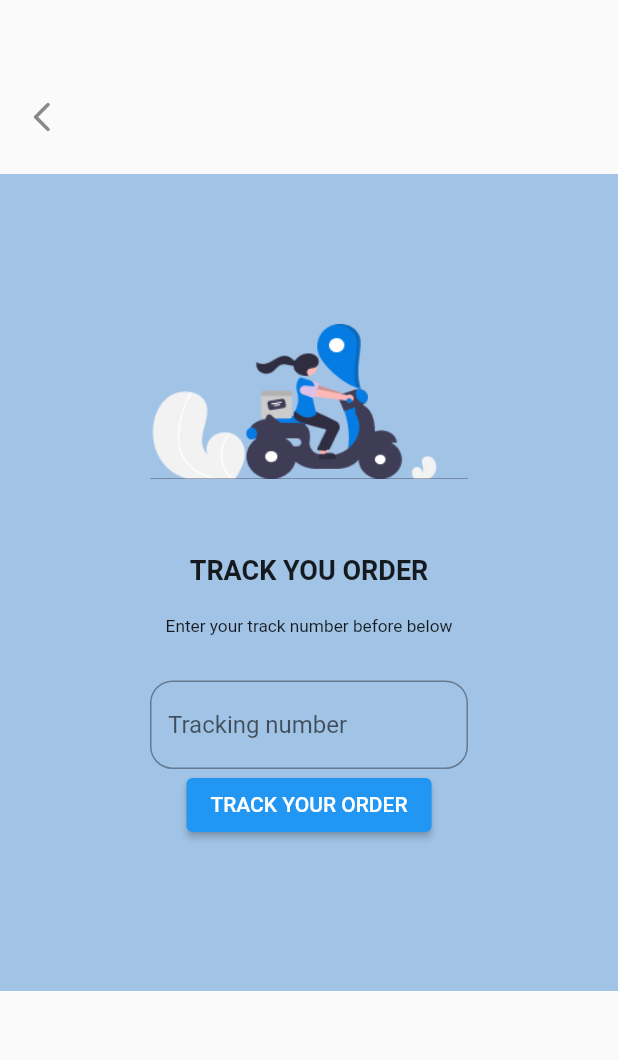
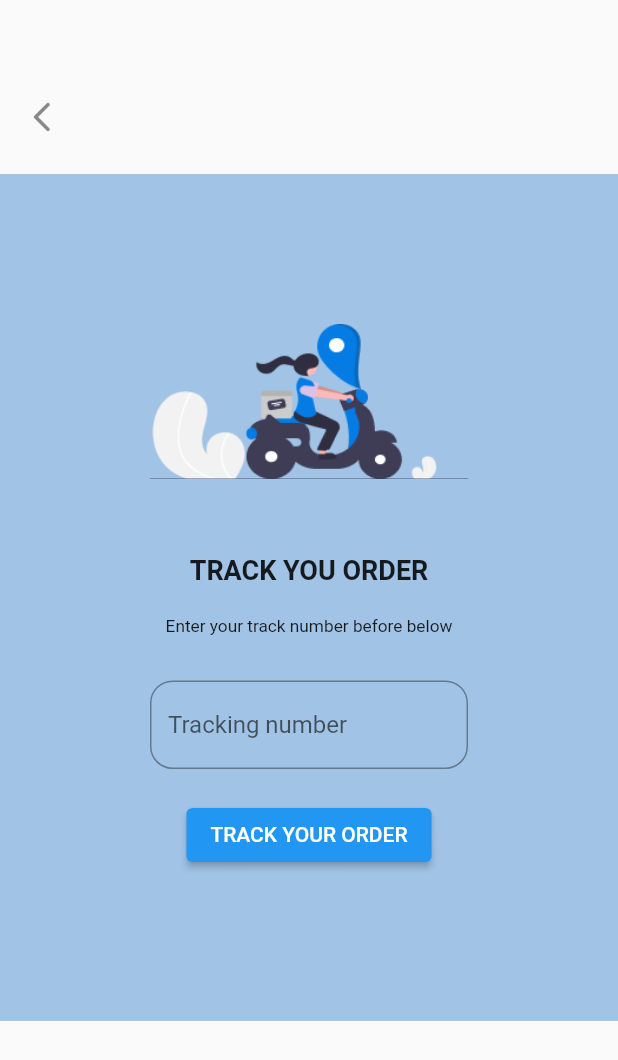
Before and after one commit to Douglas-sp/Sponarie-Restaurant, a Flutter app: the screen it shows after launch, on a phone screen of 412 x 824 dp. Shown: the top 1060 px of the screen. Run offline on Flutter 3.47's test engine with Material 2 defaults, Android fonts, the phone set to English and light mode, and no system bars; our stand-ins replace flutter_form_builder.

Commit message:
track order page

```diff
--- a/sponarie/lib/screens/TrackOrderPage.dart
+++ b/sponarie/lib/screens/TrackOrderPage.dart
@@ -68,11 +68,17 @@ class _TrackOrderState extends State<TrackOrder> {
                   ),
                   ),
 
+                  SizedBox(height: 20.0,),
+
+
                   ElevatedButton(
                     onPressed: (){},
                      child: Text("TRACK YOUR ORDER",
-
-                     ))
+                     ),
+                    //  style: ButtonStyle(
+                    //   backgroundColor:
+                     //),
+                  )
 
 
 
```
